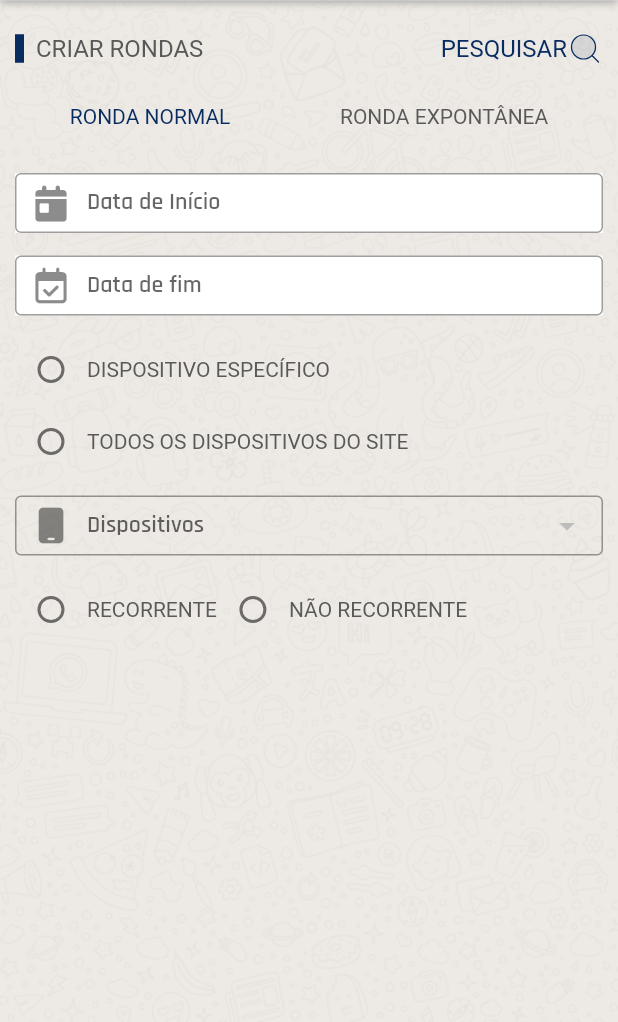
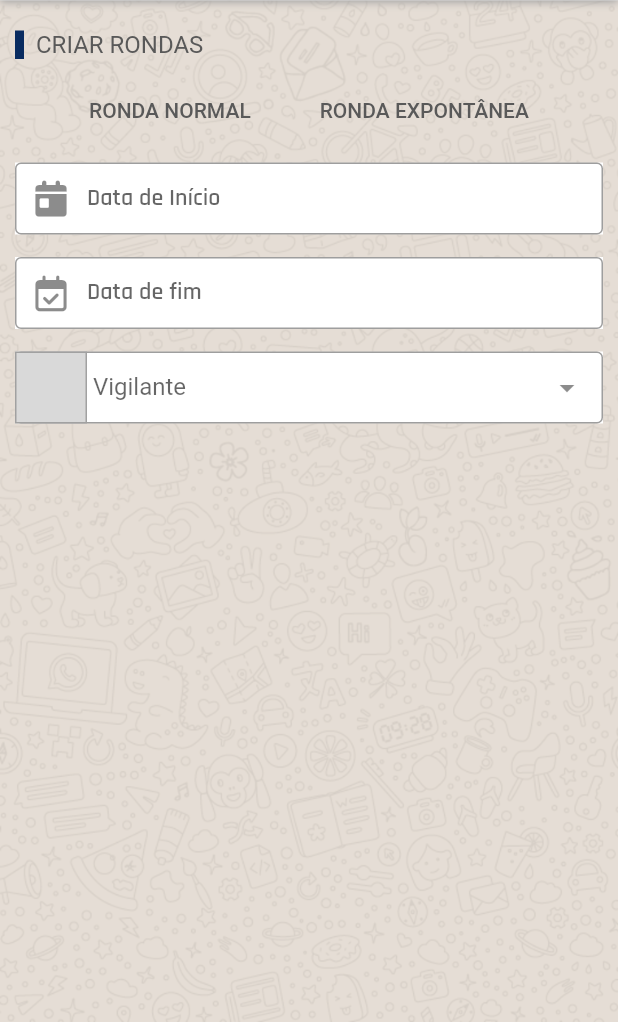
Before and after one commit to lelafieta/grs, a Flutter app: the CreateRoundScreen screen opened directly, on a phone screen of 412 x 824 dp, the part 214-1236 px from its top. Run offline on Flutter 3.47's test engine with Material 2 defaults, Android fonts, the phone set to English and light mode, and no system bars; drawn by our look-alikes of custom_radio_grouped_button, flutter_form_builder; our stand-ins replace bloc, camera, cloud_firestore, cool_alert, device_info, firebase_core and 13 more; missing offline and left inert: button_animations, face_camera, flutter_barcode_scanner, flutter_config, flutter_overlay_loader, numeric_keyboard and 3 more; accounts and stored records are empty.

```diff
--- a/lib/models/user_model.dart
+++ b/lib/models/user_model.dart
@@ -1,32 +1,87 @@
 class UserModel {
-  final String nome;
-  final String email;
-  final String telefone;
-  String? foto;
+  int id;
+  String name;
+  String identificacao;
+  String email;
+  String telefone;
+  DateTime emailVerifiedAt;
+  String password;
+  String twoFactorSecret;
+  String twoFactorRecoveryCodes;
+  DateTime twoFactorConfirmedAt;
+  String rememberToken;
+  int currentTeamId;
+  String profilePhotoPath;
+  String uuid;
+  int isActive;
+  int isAfrizona;
+  DateTime createdAt;
+  DateTime updatedAt;
 
   UserModel({
-    required this.nome,
+    required this.id,
+    required this.name,
+    required this.identificacao,
     required this.email,
     required this.telefone,
-    this.foto,
+    required this.emailVerifiedAt,
+    required this.password,
+    required this.twoFactorSecret,
+    required this.twoFactorRecoveryCodes,
+    required this.twoFactorConfirmedAt,
+    required this.rememberToken,
+    required this.currentTeamId,
+    required this.profilePhotoPath,
+    required this.uuid,
+    required this.isActive,
+    required this.isAfrizona,
+    required this.createdAt,
+    required this.updatedAt,
   });
 
   factory UserModel.fromJson(Map<String, dynamic> json) {
-    print(json['nome']);
     return UserModel(
-      nome: json['nome'],
+      id: json['id'],
+      name: json['name'],
+      identificacao: json['identificacao'],
       email: json['email'],
       telefone: json['telefone'],
-      foto: json['foto'],
+      emailVerifiedAt: DateTime.parse(json['email_verified_at']),
+      password: json['password'],
+      twoFactorSecret: json['two_factor_secret'],
+      twoFactorRecoveryCodes: json['two_factor_recovery_codes'],
+      twoFactorConfirmedAt: DateTime.parse(json['two_factor_confirmed_at']),
+      rememberToken: json['remember_token'],
+      currentTeamId: json['current_team_id'],
+      profilePhotoPath: json['profile_photo_path'],
+      uuid: json['uuid'],
+      isActive: json['is_active'],
+      isAfrizona: json['is_afrizona'],
+      createdAt: DateTime.parse(json['created_at']),
+      updatedAt: DateTime.parse(json['updated_at']),
     );
   }
 
   Map<String, dynamic> toJson() {
     return {
-      'nome': nome,
+      'id': id,
+      'name': name,
+      'identificacao': identificacao,
       'email': email,
       'telefone': telefone,
-      'foto': foto,
+      'email_verified_at': emailVerifiedAt.toIso8601String(),
+      'password': password,
+      'two_factor_secret': twoFactorSecret,
+      'two_factor_recovery_codes': twoFactorRecoveryCodes,
+      'two_factor_confirmed_at': twoFactorConfirmedAt.toIso8601String(),
+      'remember_token': rememberToken,
+      'current_team_id': currentTeamId,
+      'profile_photo_path': profilePhotoPath,
+      'uuid': uuid,
+      'is_active': isActive,
+      'is_afrizona': isAfrizona,
+      'created_at': createdAt.toIso8601String(),
+      'updated_at': updatedAt.toIso8601String(),
     };
   }
 }
--- a/lib/presentation/screens/home/admin/create_round_screen.dart
+++ b/lib/presentation/screens/home/admin/create_round_screen.dart
@@ -1,13 +1,19 @@
+import 'package:custom_radio_grouped_button/custom_radio_grouped_button.dart';
 import 'package:flutter/material.dart';
+import 'package:flutter/services.dart';
 import 'package:flutter_form_builder/flutter_form_builder.dart';
 import 'package:flutter_svg/flutter_svg.dart';
 import 'package:font_awesome_flutter/font_awesome_flutter.dart';
+import 'package:form_builder_validators/form_builder_validators.dart';
 import 'package:google_fonts/google_fonts.dart';
+import 'package:grs/data/DAMMY_USERS.dart';
+import 'package:grs/models/user_model.dart';
 import 'package:grs/presentation/screens/home/admin/widgets/round_widget.dart';
 import 'package:grs/presentation/screens/home/admin/widgets/admin_info_widget.dart';
 import 'package:grs/utils/app_colors.dart';
 import 'package:grs/utils/app_icons.dart';
 import 'package:grs/utils/app_images.dart';
+import 'package:select_dialog/select_dialog.dart';
 
 class CreateRoundScreen extends StatefulWidget {
   const CreateRoundScreen({super.key});
@@ -17,7 +23,10 @@ class CreateRoundScreen extends StatefulWidget {
 }
 
 class _CreateRoundScreenState extends State<CreateRoundScreen> {
-  final _formKey = GlobalKey<FormBuilderState>();
+  final _form = GlobalKey<FormBuilderState>();
+  final TextEditingController userName = TextEditingController();
+  UserModel? userSelected = null;
+
   @override
   Widget build(BuildContext context) {
     return Scaffold(
@@ -97,10 +106,10 @@ class _CreateRoundScreenState extends State<CreateRoundScreen> {
                 AppImages.BACKGROUND,
               ),
               fit: BoxFit.fill,
-              opacity: .5,
             ),
           ),
           child: SingleChildScrollView(
+            physics: ClampingScrollPhysics(),
             child: Container(
               child: Column(
                 children: [
@@ -199,74 +208,60 @@ class _CreateRoundScreenState extends State<CreateRoundScreen> {
                         // SizedBox(
                         //   width: 200,
                         // ),
-                        Expanded(
-                          child: Container(
-                            child: Padding(
-                              padding: EdgeInsets.only(
-                                  left:
-                                      8), // Adicione o espaço à esquerda desejado
-                              child: Row(
-                                mainAxisAlignment: MainAxisAlignment.end,
-                                children: [
-                                  Text(
-                                    "PESQUISAR",
-                                    style: GoogleFonts.russoOne(
-                                      fontSize: 16,
-                                      color: AppColors.MAIN_COLOR,
-                                    ),
-                                  ),
-                                  SvgPicture.asset(
-                                    AppIcons.SEARCH,
-                                    color: AppColors.MAIN_COLOR,
-                                  ),
                       ],
                     ),
                   ),
-                          ),
-                        )
+                  FormBuilder(
+                    key: _form,
+                    child: Column(
+                      children: [
+                        Container(
+                          child: CustomRadioButton(
+                            elevation: 0,
+                            autoWidth: true,
+                            absoluteZeroSpacing: false,
+                            unSelectedColor: Colors.transparent,
+                            buttonLables: [
+                              'RONDA NORMAL',
+                              'RONDA EXPONTÂNEA',
                             ],
+                            buttonValues: [
+                              "0",
+                              "1",
+                            ],
+                            buttonTextStyle: ButtonTextStyle(
+                              selectedColor: AppColors.MAIN_COLOR,
+                              unSelectedColor: AppColors.CONTENT_COLOR,
+                              textStyle: GoogleFonts.russoOne(
+                                fontSize: 14,
                               ),
                             ),
-                  Container(
-                    padding: EdgeInsets.only(
-                        left: 10, right: 10, top: 15, bottom: 20),
-                    child: Row(
-                      mainAxisAlignment: MainAxisAlignment.spaceAround,
-                      children: [
-                        Text(
-                          "RONDA NORMAL",
-                          style: GoogleFonts.russoOne(
-                            color: AppColors.MAIN_COLOR,
-                          ),
-                        ),
-                        Text(
-                          "RONDA EXPONTÂNEA",
-                          style: GoogleFonts.russoOne(
-                            color: AppColors.CONTENT_COLOR,
-                          ),
-                        ),
-                      ],
+                            radioButtonValue: (value) {
+                              print(value);
+                            },
+                            selectedColor: Colors.transparent,
+                            selectedBorderColor: Colors.transparent,
+                            unSelectedBorderColor: Colors.transparent,
                           ),
                         ),
                         Container(
                           padding: EdgeInsets.all(10),
-                    child: FormBuilder(
-                      key: _formKey,
                           child: Column(
                             children: [
                               Container(
                                 color: Colors.white,
-                            height: 40,
                                 child: FormBuilderDateTimePicker(
                                   name: "Data de início",
                                   inputType: InputType.date,
-                              initialDate: DateTime(DateTime.now().year - 18),
+                                  initialDate:
+                                      DateTime(DateTime.now().year - 18),
                                   lastDate: DateTime(DateTime.now().year - 18),
                                   firstDate: DateTime(DateTime.now().year - 60),
                                   decoration: InputDecoration(
                                     labelText: 'Data de Início',
                                     border: OutlineInputBorder(),
-                                prefixIcon: Icon(FontAwesomeIcons.calendarDay),
+                                    prefixIcon:
+                                        Icon(FontAwesomeIcons.calendarDay),
                                     hintStyle: GoogleFonts.rajdhani(
                                       fontWeight: FontWeight.w600,
                                     ),
@@ -276,6 +271,7 @@ class _CreateRoundScreenState extends State<CreateRoundScreen> {
                                     helperStyle: GoogleFonts.rajdhani(
                                       fontWeight: FontWeight.w600,
                                     ),
+                                    contentPadding: EdgeInsets.only(bottom: 8),
                                   ),
                                   autovalidateMode:
                                       AutovalidateMode.onUserInteraction,
@@ -307,11 +303,11 @@ class _CreateRoundScreenState extends State<CreateRoundScreen> {
                               ),
                               Container(
                                 color: Colors.white,
-                            height: 40,
                                 child: FormBuilderDateTimePicker(
                                   name: "Data de fim",
                                   inputType: InputType.date,
-                              initialDate: DateTime(DateTime.now().year - 18),
+                                  initialDate:
+                                      DateTime(DateTime.now().year - 18),
                                   lastDate: DateTime(DateTime.now().year - 18),
                                   firstDate: DateTime(DateTime.now().year - 60),
                                   decoration: InputDecoration(
@@ -328,6 +324,7 @@ class _CreateRoundScreenState extends State<CreateRoundScreen> {
                                     helperStyle: GoogleFonts.rajdhani(
                                       fontWeight: FontWeight.w600,
                                     ),
+                                    contentPadding: EdgeInsets.only(bottom: 8),
                                   ),
                                   autovalidateMode:
                                       AutovalidateMode.onUserInteraction,
@@ -354,113 +351,140 @@ class _CreateRoundScreenState extends State<CreateRoundScreen> {
                                   },
                                 ),
                               ),
-                          FormBuilderRadioGroup(
-                            name: 'Opções',
+                              SizedBox(
+                                height: 15,
+                              ),
+                              Container(
+                                decoration: BoxDecoration(
+                                  color: Colors.white,
+                                ),
+                                child: FormBuilderTextField(
+                                  showCursor: false,
+                                  controller: userName,
+                                  name: "Vigilantes",
+                                  keyboardType: TextInputType.none,
+                                  readOnly: true,
+                                  decoration: InputDecoration(
+                                    labelText: " Vigilante",
+                                    border: OutlineInputBorder(),
+                                    prefixIcon: Container(
+                                      width: 30,
+                                      height: 20,
+                                      decoration: BoxDecoration(
+                                        border: Border.all(
+                                          width: 1,
+                                          color: Colors.black26,
+                                        ),
+                                        color: AppColors.CONTENT_CONTAINER,
+                                      ),
+                                    ),
+                                    suffixIcon: Icon(Icons.arrow_drop_down),
+                                    contentPadding:
+                                        EdgeInsets.only(top: 5, left: 15),
+                                  ),
                                   autovalidateMode:
                                       AutovalidateMode.onUserInteraction,
-                            // validator: FormBuilderValidators.required(
-                            //   errorText: "Selecione um gênero",
-                            // ),
-
-                            options: [
-                              'DISPOSITIVO ESPECÍFICO',
-                              'TODOS OS DISPOSITIVOS DO SITE',
-                            ].map(
-                              (option) {
-                                return FormBuilderFieldOption(
-                                  value: option,
-                                  child: Text(
-                                    '$option',
-                                    style: GoogleFonts.russoOne(
-                                      fontSize: 14,
-                                      color: AppColors.CONTENT_COLOR,
+                                  onTap: () {
+                                    Future.delayed(
+                                      Duration.zero,
+                                      () {
+                                        SelectDialog.showModal<UserModel?>(
+                                          context,
+                                          label: "Vigilantes",
+                                          searchBoxDecoration: InputDecoration(
+                                            hintText: "Pesquisar",
                                           ),
+                                          alwaysShowScrollBar: true,
+                                          titleStyle:
+                                              TextStyle(color: Colors.brown),
+                                          showSearchBox: true,
+                                          //selectedValue: userSelected,
+                                          backgroundColor: Colors.white,
+                                          items: generateDummyUserModels(),
+                                          onFind: (text) async {
+                                            return generateDummyUserModels()
+                                                .where((func) => func.name
+                                                    .toLowerCase()
+                                                    .contains(
+                                                        text.toLowerCase()))
+                                                .toList();
+                                          },
+                                          itemBuilder: (context,
+                                              UserModel? user,
+                                              bool isSelected) {
+                                            return Container(
+                                              color: (isSelected == true)
+                                                  ? AppColors.RED_COLOR
+                                                      .withOpacity(.1)
+                                                  : Colors.transparent,
+                                              child: ListTile(
+                                                leading: Container(
+                                                  width: 50,
+                                                  height: 50,
+                                                  decoration: BoxDecoration(
+                                                    borderRadius:
+                                                        BorderRadius.circular(
+                                                            50),
+                                                    color: Colors.black12,
+                                                    image: DecorationImage(
+                                                      image: NetworkImage(
+                                                          "${user!.profilePhotoPath}"),
+                                                    ),
+                                                  ),
+                                                ),
+                                                title: Text("${user.name}"),
+                                                subtitle: Text(
+                                                    "${user.identificacao}"),
                                               ),
                                             );
                                           },
-                            ).toList(growable: false),
-                            decoration: InputDecoration(
-                              border: InputBorder.none,
-                            ),
-                            onChanged: (value) {
-                              //authController.genero.value = value.toString();
+                                          onChange: (UserModel? selected) {
+                                            userSelected = selected;
+                                            userName.text = userSelected!.name;
                                           },
-                          ),
-                          Container(
-                            height: 40,
-                            child: FormBuilderDropdown(
-                              name: 'Dispositivos',
-                              decoration: InputDecoration(
-                                labelText: 'Dispositivos',
-                                border: OutlineInputBorder(),
-                                prefixIcon: Icon(FontAwesomeIcons.mobile),
-                                hintStyle: GoogleFonts.rajdhani(
-                                  fontWeight: FontWeight.w600,
-                                ),
-                                labelStyle: GoogleFonts.rajdhani(
-                                  fontWeight: FontWeight.w600,
-                                ),
-                                helperStyle: GoogleFonts.rajdhani(
-                                  fontWeight: FontWeight.w600,
+                                        );
+                                      },
+                                    );
+                                  },
+                                  validator: FormBuilderValidators.compose([
+                                    FormBuilderValidators.required(
+                                        errorText: "Campo obrigatório"),
+                                  ]),
                                 ),
                               ),
-                              items: []
-                                  .map(
-                                    (divice) => DropdownMenuItem(
-                                      alignment:
-                                          AlignmentDirectional.centerStart,
-                                      value: divice,
-                                      child: Text(divice.toString()),
+
+                              // Container(
+                              //   color: Colors.white,
+                              //   child: FormBuilderTextField(
+                              //     name: "Vigilante",
+                              //     decoration: InputDecoration(
+                              //       labelText: 'Vigilante',
+                              //       border: OutlineInputBorder(),
+                              //       prefixIcon: Icon(FontAwesomeIcons.user),
+                              //       hintStyle: GoogleFonts.rajdhani(
+                              //         fontWeight: FontWeight.w600,
+                              //       ),
+                              //       labelStyle: GoogleFonts.rajdhani(
+                              //         fontWeight: FontWeight.w600,
+                              //       ),
+                              //       helperStyle: GoogleFonts.rajdhani(
+                              //         fontWeight: FontWeight.w600,
+                              //       ),
+                              //       contentPadding: EdgeInsets.only(bottom: 8),
+                              //     ),
+                              //     autovalidateMode:
+                              //         AutovalidateMode.onUserInteraction,
+                              //     validator: (value) {
+                              //       return null;
+                              //     },
+                              //   ),
+                              // ),
+                            ],
                           ),
-                                  )
-                                  .toList(),
-                              onChanged: (value) {
-                                // authController.provincia.value = value!.nome.toString();
-                              },
-                              autovalidateMode:
-                                  AutovalidateMode.onUserInteraction,
-                              // validator: FormBuilderValidators.compose([
-                              //   FormBuilderValidators.required(
-                              //       errorText: "Campo obrigatório"),
-                              // ]),
-                            ),
-                          ),
-                          FormBuilderRadioGroup(
-                            name: 'Opções',
-                            autovalidateMode:
-                                AutovalidateMode.onUserInteraction,
-                            // validator: FormBuilderValidators.required(
-                            //   errorText: "Selecione um gênero",
-                            // ),
-
-                            options: [
-                              'RECORRENTE',
-                              'NÃO RECORRENTE',
-                            ].map(
-                              (option) {
-                                return FormBuilderFieldOption(
-                                  value: option,
-                                  child: Text(
-                                    '$option',
-                                    style: GoogleFonts.russoOne(
-                                      fontSize: 14,
-                                      color: AppColors.CONTENT_COLOR,
-                                    ),
-                                  ),
-                                );
-                              },
-                            ).toList(growable: false),
-                            decoration: InputDecoration(
-                              border: InputBorder.none,
-                            ),
-                            onChanged: (value) {
-                              //authController.genero.value = value.toString();
-                            },
                         ),
                       ],
                     ),
-                    ),
-                  ),
+                  )
                 ],
               ),
             ),
--- a/pubspec.yaml
+++ b/pubspec.yaml
@@ -51,6 +51,10 @@ dependencies:
   dio: ^5.3.3
   animated: ^2.0.0
   button_animations: ^2.0.0+3
+  form_builder_validators: ^9.1.0
+  custom_radio_grouped_button: ^2.2.1
+  select_dialog: ^2.0.1
+  speed_dial_fab: ^2.3.0
 
 dev_dependencies:
   flutter_test:
```
Also changed, not shown: lib/data/DAMMY_USERS.dart (added, +26 -0 lines), lib/presentation/screens/home/admin/main_admin_screen.dart (+59 -10 lines), lib/presentation/screens/login_screen.dart (+33 -8 lines), pubspec.lock. Lines whose indentation alone changed are shown as unchanged.
